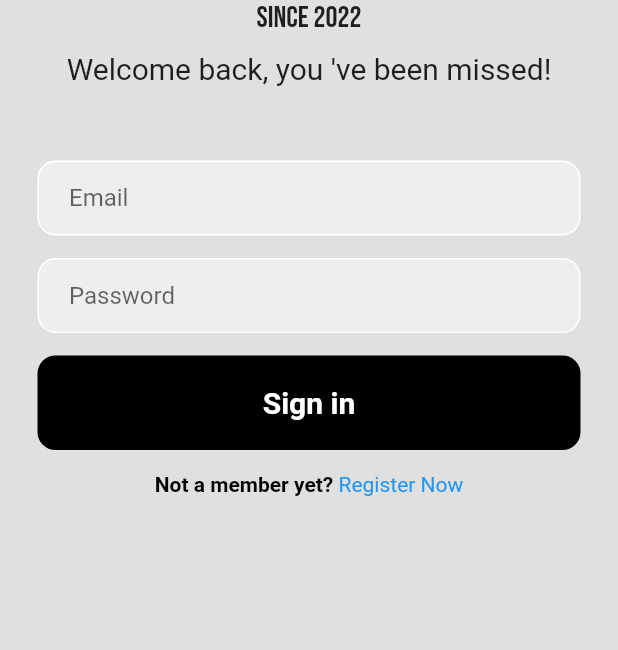
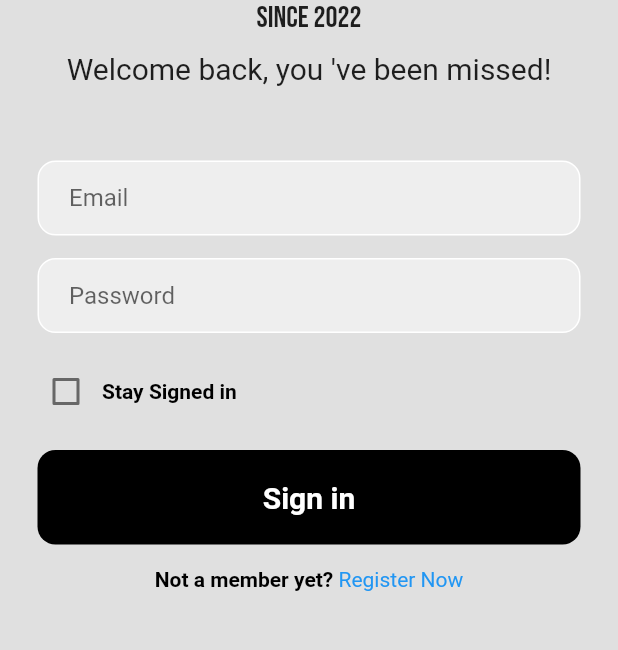
Before and after one commit to HeshamMoneer/AutoMobile, a Flutter app: the screen it shows after launch, on a phone screen of 412 x 824 dp, the part 270-920 px from its top. Run offline on Flutter 3.47's test engine with Material 2 defaults, Android fonts, the phone set to English and light mode, and no system bars; our stand-ins replace carousel_slider, cloud_firestore, date_field, firebase_auth, firebase_core, firebase_storage and 10 more; missing offline and left inert: gender_picker; accounts and stored records are empty.

Commit message:
Added stay signed in feature

```diff
--- a/lib/main.dart
+++ b/lib/main.dart
@@ -1,12 +1,18 @@
 import 'package:AutoMobile/src/provider/provider.dart';
 import 'package:AutoMobile/src/routes/route.dart';
-import 'package:AutoMobile/src/repository/errorhandler.dart';
 import 'package:AutoMobile/src/themes/theme.dart';
 import 'package:provider/provider.dart';
 import 'package:flutter/material.dart';
 import 'package:firebase_core/firebase_core.dart';
+import 'package:shared_preferences/shared_preferences.dart';
 
-void main() {
+bool staySignedIn = false;
+
+void main() async {
+  WidgetsFlutterBinding.ensureInitialized();
+  await Firebase.initializeApp();
+  final prefs = await SharedPreferences.getInstance();
+  staySignedIn = prefs.getBool('staySignedIn') ?? false;
   runApp(const MyApp());
 }
 
@@ -18,30 +24,17 @@ class MyApp extends StatefulWidget {
 }
 
 class _MyAppState extends State<MyApp> {
-  // we just need to initialize here the firebase only on time
-
-  Future<void> init() async {
-    try {
-      await Firebase.initializeApp();
-    } catch (e) {
-      ErrorHandler(e.toString());
-      rethrow;
-    }
-  }
-
-  void initState() {
-    init();
-    super.initState();
-  }
-
   @override
   Widget build(BuildContext context) {
+    var allProvider = AllProvider();
     return ChangeNotifierProvider(
-      create: (ctx) => AllProvider(),
+      create: (ctx) => allProvider,
       child: MaterialApp(
         title: 'AutoMobile',
         theme: AppTheme.lightTheme,
-        initialRoute: '/',
+        initialRoute: allProvider.getCurrentUserId() == "" || !staySignedIn
+            ? '/'
+            : '/mainscreen',
         routes: Routes.getRoutes(),
       ),
     );
--- a/lib/src/database/firebasehandler.dart
+++ b/lib/src/database/firebasehandler.dart
@@ -12,6 +12,7 @@ import 'package:AutoMobile/src/models/user.dart' as ourUser;
 
 class FireBaseHandler {
   String getCurrentUserId() {
+    if (FirebaseAuth.instance.currentUser == null) return "";
     return FirebaseAuth.instance.currentUser!.uid;
   }
 
--- a/lib/src/screens/login_signup_screen.dart
+++ b/lib/src/screens/login_signup_screen.dart
@@ -5,6 +5,7 @@ import 'package:date_field/date_field.dart';
 import "package:flutter/material.dart";
 import 'package:gender_picker/source/enums.dart';
 import 'package:google_fonts/google_fonts.dart';
+import 'package:shared_preferences/shared_preferences.dart';
 
 import '../provider/provider.dart';
 import 'package:provider/provider.dart';
@@ -30,6 +31,7 @@ class _LoginSignUpState extends State<LoginSignUp> {
   DateFormat dateFormat = DateFormat('dd/MM/yyyy');
   var userGender = true;
   bool login = true;
+  bool staySignedIn = false;
 
   Future<void> registerUser() async {
     var allProvider = Provider.of<AllProvider>(context, listen: false);
@@ -69,6 +71,8 @@ class _LoginSignUpState extends State<LoginSignUp> {
       } else {
         await myprovider.repository.fireBaseHandler
             .login(emailController.text, passwordController.text);
+        final prefs = await SharedPreferences.getInstance();
+        prefs.setBool("staySignedIn", staySignedIn);
       }
       Navigator.of(context).pushReplacementNamed('/mainscreen');
     } catch (e) {
@@ -138,6 +142,28 @@ class _LoginSignUpState extends State<LoginSignUp> {
                 height: 15,
               ),
               inputField('Password', passwordController, obscureText: true),
+              SizedBox(
+                height: 15,
+              ),
+              Padding(
+                padding: EdgeInsets.fromLTRB(20, 0, 0, 0),
+                child: Row(
+                  children: [
+                    Checkbox(
+                        value: staySignedIn,
+                        onChanged: ((value) {
+                          setState(() {
+                            staySignedIn = value ?? false;
+                          });
+                        })),
+                    Text(
+                      "Stay Signed in",
+                      style: TextStyle(
+                          color: Colors.black, fontWeight: FontWeight.bold),
+                    ),
+                  ],
+                ),
+              ),
               SizedBox(
                 height: 15,
               ),
--- a/pubspec.yaml
+++ b/pubspec.yaml
@@ -53,6 +53,7 @@ dependencies:
   uuid: ^3.0.7
   flutter_svg: ^1.1.6
   flutter_launcher_icons: ^0.11.0
+  shared_preferences: ^2.0.15
 
 dev_dependencies:
   flutter_test:
```
